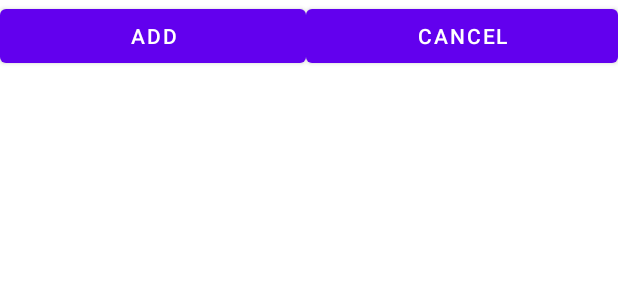
After one commit to samspark345/android_studio_application, an Android app: the layout layout_employee_add_service.xml on its own in the app's theme, with its tools: preview values and no code run, on a phone screen of 412 x 824 dp. The commit adds this screen. Shown: the top 300 px of the screen. Run offline under Robolectric (Android 15) with nearby library versions, the phone set to English and light mode, and no system bars.

Commit message:
finished Employee add Service method

```diff
--- a/ByblosMobile/app/src/main/java/com/example/byblosmobile/ServiceActivityForAdmin.java
+++ b/ByblosMobile/app/src/main/java/com/example/byblosmobile/ServiceActivityForAdmin.java
@@ -35,7 +35,8 @@ public class ServiceActivityForAdmin extends AppCompatActivity {
     ListView listViewService;
     DatabaseReference databaseService;
 
-    List<Service> services;
+    List<Service> services;//includes all services
+
 
     @Override
     protected void onCreate(Bundle savedInstanceState) {
--- a/ByblosMobile/app/src/main/java/com/example/byblosmobile/SignupActivity.java
+++ b/ByblosMobile/app/src/main/java/com/example/byblosmobile/SignupActivity.java
@@ -72,7 +72,7 @@ public class SignupActivity extends AppCompatActivity {
         }else{
             role = "Employee";
             Employee employee = new Employee(usernameString,_password,role);
-            DatabaseReference newUser = database.getReference("users").child("Employee").child("usernameString");
+            DatabaseReference newUser = database.getReference("users").child("Employee");
             newUser.setValue(employee);
         }
 
--- /dev/null
+++ b/ByblosMobile/app/src/main/res/layout/layout_employee_add_service.xml
@@ -0,0 +1,25 @@
+<?xml version="1.0" encoding="utf-8"?>
+<androidx.constraintlayout.widget.ConstraintLayout xmlns:android="http://schemas.android.com/apk/res/android"
+    android:layout_width="match_parent"
+    android:layout_height="match_parent">
+
+    <LinearLayout
+        android:layout_width="match_parent"
+        android:layout_height="match_parent"
+        android:orientation="horizontal">
+
+        <Button
+            android:id="@+id/add"
+            android:layout_width="wrap_content"
+            android:layout_height="wrap_content"
+            android:layout_weight="1"
+            android:text="add" />
+
+        <Button
+            android:id="@+id/cancel"
+            android:layout_width="wrap_content"
+            android:layout_height="wrap_content"
+            android:layout_weight="1"
+            android:text="cancel" />
+    </LinearLayout>
+</androidx.constraintlayout.widget.ConstraintLayout>
```
Also changed, not shown: ByblosMobile/app/src/main/java/com/example/byblosmobile/EmployeeProfileEdit.java (+5 -3 lines), ByblosMobile/app/src/main/java/com/example/byblosmobile/EmployeeServiceAdd.java (+189 -1 lines), ByblosMobile/app/src/main/res/layout/activity_employee_add_service.xml (+9 -12 lines).
